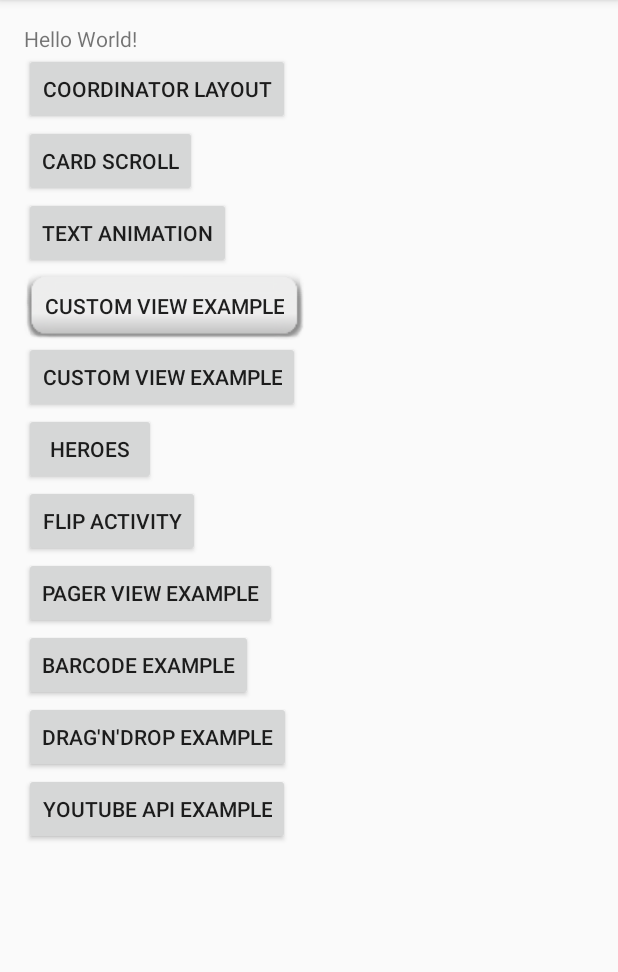
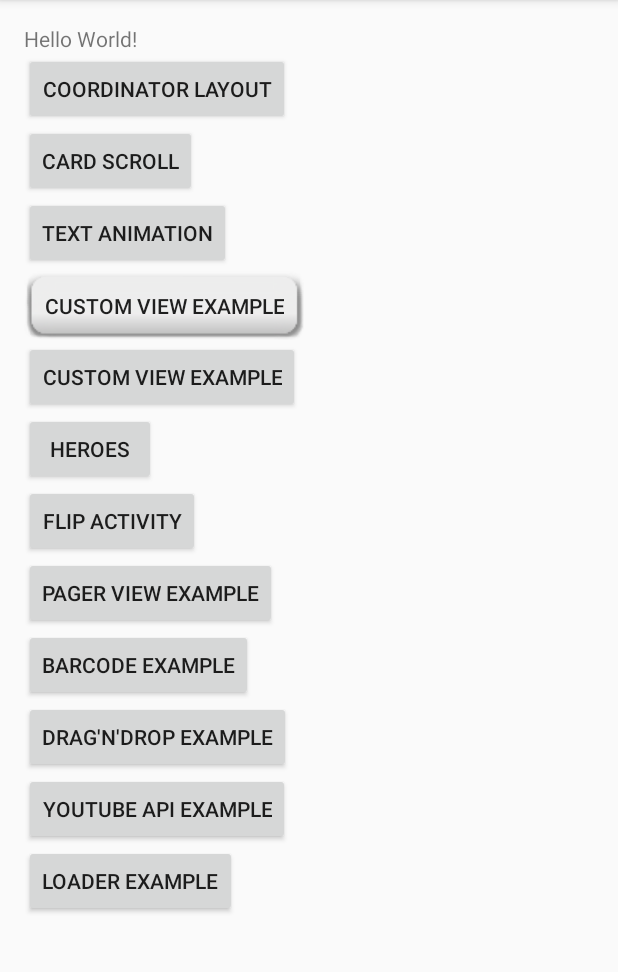
Before and after one commit to roman-nevr/MyExamples, an Android app: the screen it shows after launch (MainActivity), on a phone screen of 412 x 824 dp, the part 84-1056 px from its top. Run offline under Robolectric (Android 15) with nearby library versions, the phone set to English and light mode, and no system bars.

Commit message:
10.05.2017

```diff
--- a/app/src/main/AndroidManifest.xml
+++ b/app/src/main/AndroidManifest.xml
@@ -50,5 +50,7 @@
         </activity>
         <activity android:name=".YoutubeApi">
         </activity>
+        <activity android:name=".LoaderExample">
+        </activity>
     </application>
 </manifest>
--- a/app/src/main/java/ru/rubicon/myexamples/MainActivity.java
+++ b/app/src/main/java/ru/rubicon/myexamples/MainActivity.java
@@ -6,6 +6,7 @@ import android.support.v7.app.AppCompatActivity;
 import android.os.Bundle;
 import android.text.method.ScrollingMovementMethod;
 import android.view.View;
+import android.view.View.OnClickListener;
 import android.widget.Button;
 import android.widget.LinearLayout;
 
@@ -13,7 +14,7 @@ public class MainActivity extends AppCompatActivity {
 
     private Button btnCoordinator, btnBarCode;
     private Button btnCardScroll, btnTextAnimation, btnCustomView, btnRememberWords,
-            btnHero, btnFlip, btnPagerView, btnDragNDrop, btnYoutube;
+            btnHero, btnFlip, btnPagerView, btnDragNDrop, btnYoutube, btnLoader;
 
 
     @Override
@@ -34,14 +35,15 @@ public class MainActivity extends AppCompatActivity {
         buttonSettings(btnBarCode, R.id.btn_barc_code, new BarCodeActivityOnClickListener());
         buttonSettings(btnDragNDrop, R.id.btn_drag_n_drop, new DragNDropOnClickListener());
         buttonSettings(btnYoutube, R.id.btn_youtube, new YoutubeOnClickListener());
+        buttonSettings(btnLoader, R.id.btn_loader, new LoaderClickListener());
     }
 
-    private void buttonSettings(Button btn, @IdRes int id, View.OnClickListener listener){
+    private void buttonSettings(Button btn, @IdRes int id, OnClickListener listener){
         btn = (Button) findViewById(id);
         btn.setOnClickListener(listener);
     }
 
-    private class CoordinatorOnClickListener implements View.OnClickListener{
+    private class CoordinatorOnClickListener implements OnClickListener{
 
         @Override
         public void onClick(View view) {
@@ -50,7 +52,7 @@ public class MainActivity extends AppCompatActivity {
         }
     }
 
-    private class CardScrollOnClickListener implements View.OnClickListener{
+    private class CardScrollOnClickListener implements OnClickListener{
 
         @Override
         public void onClick(View view) {
@@ -59,7 +61,7 @@ public class MainActivity extends AppCompatActivity {
         }
     }
 
-    private class TextAnimationOnClickListener implements View.OnClickListener {
+    private class TextAnimationOnClickListener implements OnClickListener {
         @Override
         public void onClick(View view) {
             Intent intent = new Intent(MainActivity.this, TextAnimationExample.class);
@@ -67,7 +69,7 @@ public class MainActivity extends AppCompatActivity {
         }
     }
 
-    private class CustomViewOnClickListener implements View.OnClickListener {
+    private class CustomViewOnClickListener implements OnClickListener {
         @Override
         public void onClick(View view) {
             Intent intent = new Intent(MainActivity.this, CustomViewExample.class);
@@ -75,7 +77,7 @@ public class MainActivity extends AppCompatActivity {
         }
     }
 
-    private class WordCardsOnClickListener implements View.OnClickListener {
+    private class WordCardsOnClickListener implements OnClickListener {
         @Override
         public void onClick(View view) {
             Intent intent = new Intent(MainActivity.this, RememberWords.class);
@@ -83,28 +85,28 @@ public class MainActivity extends AppCompatActivity {
         }
     }
 
-    private class HeroOnClickListener implements View.OnClickListener {
+    private class HeroOnClickListener implements OnClickListener {
         @Override
         public void onClick(View view) {
             Intent intent = new Intent(MainActivity.this, Hero.class);
             startActivity(intent);
         }
     }
-    private class FlipActivityOnClickListener implements View.OnClickListener {
+    private class FlipActivityOnClickListener implements OnClickListener {
         @Override
         public void onClick(View view) {
             Intent intent = new Intent(MainActivity.this, FlipActivity.class);
             startActivity(intent);
         }
     }
-    private class PagerViewActivityOnClickListener implements View.OnClickListener {
+    private class PagerViewActivityOnClickListener implements OnClickListener {
         @Override
         public void onClick(View view) {
             Intent intent = new Intent(MainActivity.this, PagerViewExample.class);
             startActivity(intent);
         }
     }
-    private class BarCodeActivityOnClickListener implements View.OnClickListener {
+    private class BarCodeActivityOnClickListener implements OnClickListener {
         @Override
         public void onClick(View view) {
             Intent intent = new Intent(MainActivity.this, BarCode.class);
@@ -112,20 +114,25 @@ public class MainActivity extends AppCompatActivity {
         }
     }
 
-    private class DragNDropOnClickListener implements View.OnClickListener{
+    private class DragNDropOnClickListener implements OnClickListener{
         @Override public void onClick(View v) {
             Intent intent = new Intent(MainActivity.this, DragNDropActivity.class);
             startActivity(intent);
         }
     }
 
-    private class YoutubeOnClickListener implements View.OnClickListener{
+    private class YoutubeOnClickListener implements OnClickListener{
         @Override public void onClick(View v) {
             Intent intent = new Intent(MainActivity.this, YoutubeApi.class);
             startActivity(intent);
         }
     }
 
-
+    private class LoaderClickListener implements OnClickListener{
+        @Override public void onClick(View v) {
+            Intent intent = new Intent(MainActivity.this, LoaderExample.class);
+            startActivity(intent);
+        }
+    }
 
 }
--- a/app/src/main/java/ru/rubicon/myexamples/views/PixelView.java
+++ b/app/src/main/java/ru/rubicon/myexamples/views/PixelView.java
@@ -114,7 +114,7 @@ public class PixelView extends View {
         drawable.setBounds(0, 0, canvas1.getHeight(), canvas1.getWidth());
         drawable.draw(canvas1);
         final Bitmap shadow = addShadow(src, src.getHeight(), src.getWidth(), Color.BLACK, 5, 1, 3);
-        final Bitmap shadow2 = addShadow2(bitmap, bitmap.getHeight(), bitmap.getWidth(), Color.BLACK, 5, 2, 5);
+        final Bitmap shadow2 = addShadow2(src, src.getHeight(), src.getWidth(), Color.BLACK, 5, 2, 5);
         canvas.drawBitmap(shadow, 0, 0, null);
         canvas.drawBitmap(shadow2, shadow.getWidth(), 0, null);
         canvas.drawBitmap(bitmap, shadow.getWidth()*2+50, 0, null);
@@ -214,8 +214,8 @@ public class PixelView extends View {
         final Canvas maskCanvas = new Canvas(mask);
         final Paint paint = new Paint(Paint.ANTI_ALIAS_FLAG);
         maskCanvas.drawBitmap(bm, scaleToFit, paint);
-        paint.setXfermode(new PorterDuffXfermode(PorterDuff.Mode.SRC_OUT));
-        maskCanvas.drawBitmap(bm, dropShadow, paint);
+//        paint.setXfermode(new PorterDuffXfermode(PorterDuff.Mode.SRC_OUT));
+//        maskCanvas.drawBitmap(bm, dropShadow, paint);
 
         final BlurMaskFilter filter = new BlurMaskFilter(size, BlurMaskFilter.Blur.NORMAL);
         paint.reset();
--- a/app/src/main/res/layout/activity_main.xml
+++ b/app/src/main/res/layout/activity_main.xml
@@ -109,6 +109,13 @@
                 android:layout_width="wrap_content"
                 android:layout_height="wrap_content"
                 android:text="Youtube Api Example"/>
+
+            <Button
+                android:layout_width="wrap_content"
+                android:layout_height="wrap_content"
+                android:id="@+id/btn_loader"
+                android:text="Loader Example"
+                />
         </LinearLayout>
     </ScrollView>
 
--- a/build.gradle
+++ b/build.gradle
@@ -5,7 +5,7 @@ buildscript {
         jcenter()
     }
     dependencies {
-        classpath 'com.android.tools.build:gradle:2.2.3'
+        classpath 'com.android.tools.build:gradle:2.3.0'
 
         // NOTE: Do not place your application dependencies here; they belong
         // in the individual module build.gradle files
```
Also changed, not shown: app/src/main/java/ru/rubicon/myexamples/LoaderExample.java (added, +57 -0 lines), app/src/main/java/ru/rubicon/myexamples/loader/MyAsyncLoader.java (added, +51 -0 lines), app/src/main/java/ru/rubicon/myexamples/loader/MyLoader.java (added, +18 -0 lines), app/src/main/res/layout/simple_loader.xml (added, +17 -0 lines), gradle/wrapper/gradle-wrapper.properties.
